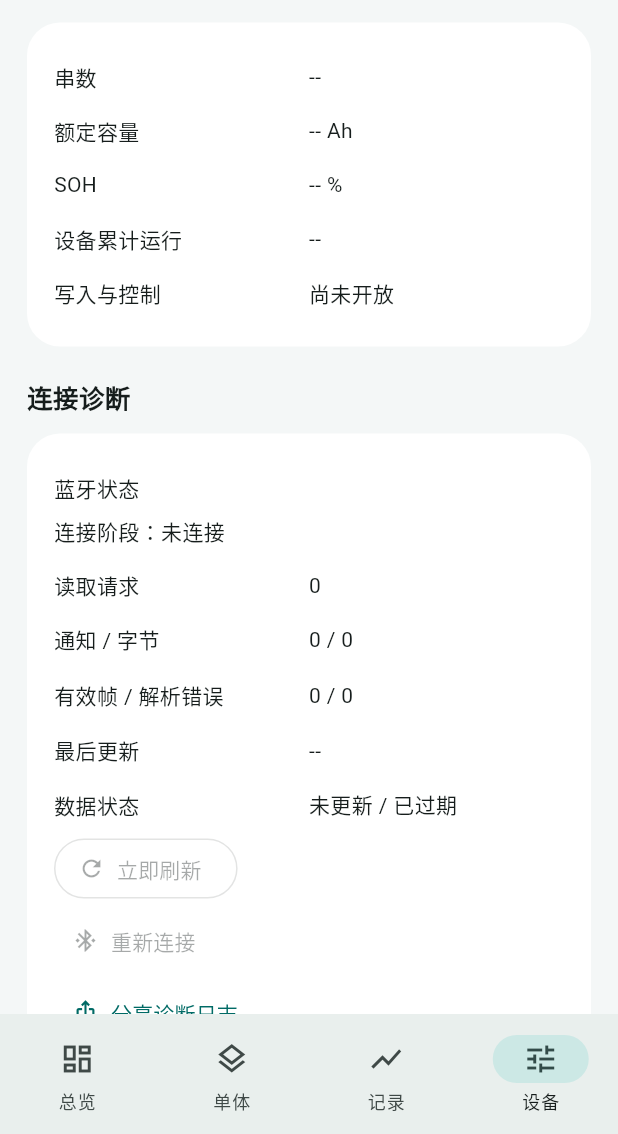
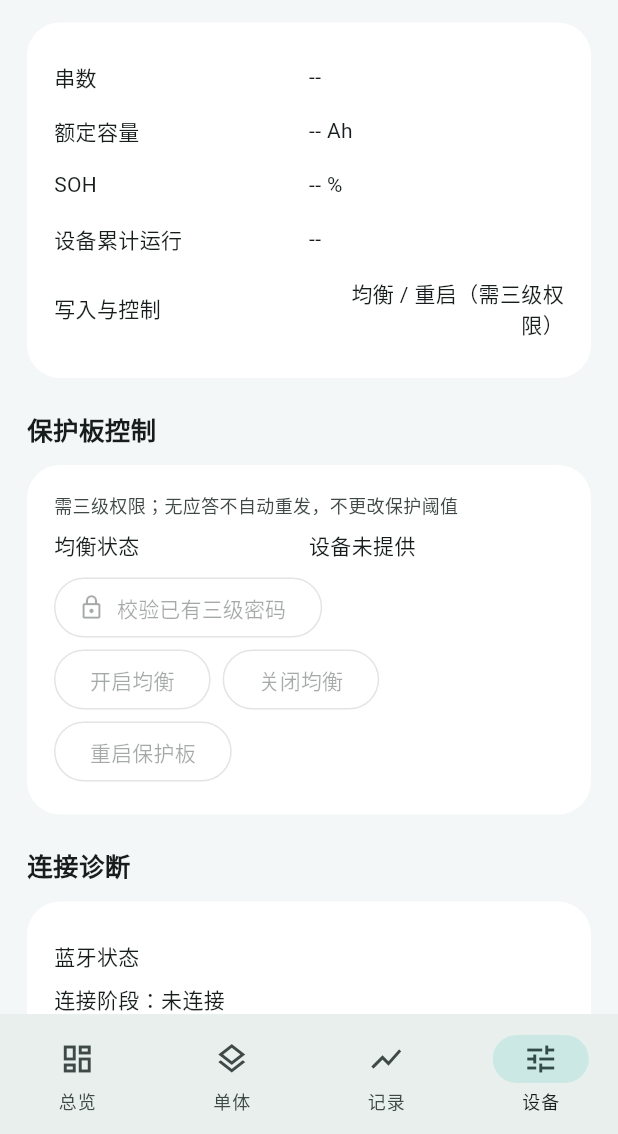
Before and after one commit to Boos4721/repo, a Flutter app: the screen it shows after launch, item 4 of the bottom bar chosen, scrolled down 576 dp, on a phone screen of 412 x 824 dp, the part 102-1236 px from its top. Run offline on Flutter 3.47's test engine with Material 3 defaults, Android fonts, the light colour scheme and no system bars; our stand-ins replace device_info_plus, geolocator, permission_handler, share_plus; missing offline and left inert: dart:ffi, flutter_reactive_ble.

Commit message:
Add Lanbao meter, gated balance/restart controls and generic simulation name (v0.5.0)

```diff
--- a/app/lib/device_profile.dart
+++ b/app/lib/device_profile.dart
@@ -64,7 +64,7 @@ String remainingTime(num? minutes) {
 String permissionText(num? level) => level == null
     ? '权限未知'
     : level >= 3
-    ? '${level.toInt()}级 · 设备允许写入，本版仅开放读取'
+    ? '${level.toInt()}级 · 可执行受限控制（需确认）'
     : level >= 2
     ? '${level.toInt()}级 · 可读取参数'
     : level >= 1
--- a/app/lib/main.dart
+++ b/app/lib/main.dart
@@ -8,6 +8,7 @@ import 'package:share_plus/share_plus.dart';
 import 'battery_controller.dart';
 import 'device_profile.dart';
 import 'gps_controller.dart';
+import 'device_protocol.dart';
 
 void main() => runApp(const AntApp());
 
@@ -62,6 +63,53 @@ class _BatteryHomeState extends State<BatteryHome> with WidgetsBindingObserver {
     if (mounted) setState(() {});
   }
 
+  Future<String?> askSecret(String title, {String initial = '', String? hint}) async {
+    var value = initial;
+    return showDialog<String>(context: context, builder: (ctx) => AlertDialog(
+      title: Text(title),
+      content: TextFormField(initialValue: initial, obscureText: true,
+        autocorrect: false, enableSuggestions: false,
+        decoration: InputDecoration(helperText: hint),
+        onChanged: (text) => value = text),
+      actions: [
+        TextButton(onPressed: () => Navigator.pop(ctx), child: const Text('取消')),
+        FilledButton(onPressed: () => Navigator.pop(ctx, value), child: const Text('确认')),
+      ]));
+  }
+
+  Future<void> authenticateBoard() async {
+    final generation = c.connectionGeneration;
+    final password = await askSecret('校验三级权限', hint: '输入已有 8 位 ASCII 密码；不保存，不尝试默认密码');
+    if (!mounted || password == null || generation != c.connectionGeneration) return;
+    try { await c.authenticate(password); }
+    catch (error) {
+      if (mounted) ScaffoldMessenger.of(context).showSnackBar(SnackBar(content: Text('$error')));
+    }
+  }
+
+  Future<void> controlBoard(int command, String label) async {
+    final generation = c.connectionGeneration;
+    if (command == 9 && (gps.speedKmh ?? 0) > 2) {
+      ScaffoldMessenger.of(context).showSnackBar(const SnackBar(content: Text('车辆移动中，禁止重启')));
+      return;
+    }
+    final confirmed = await showDialog<bool>(context: context, builder: (ctx) => AlertDialog(
+      title: Text('$label？'),
+      content: Text(command == 9
+          ? '请停车、关闭车辆动力并断开充电器。重启可能暂时中断供电、蓝牙连接和权限；电流近零不代表车辆已停稳。命令无应答也可能已执行。'
+          : '操作对象：${c.deviceName}。均衡实际运行由固件及电池条件决定；设备接受命令不代表已开始能量转移。请确认电池状况正常。'),
+      actions: [
+        TextButton(onPressed: () => Navigator.pop(ctx, false), child: const Text('取消')),
+        FilledButton(onPressed: () => Navigator.pop(ctx, true), child: const Text('确认执行')),
+      ]));
+    if (!mounted || confirmed != true || generation != c.connectionGeneration) return;
+    if (command == 9 && (gps.speedKmh ?? 0) > 2) return;
+    try { await c.control(command); }
+    catch (error) {
+      if (mounted) ScaffoldMessenger.of(context).showSnackBar(SnackBar(content: Text('$error')));
+    }
+  }
+
   @override
   void didChangeAppLifecycleState(AppLifecycleState state) {
     c.foreground(state == AppLifecycleState.resumed);
@@ -82,7 +130,7 @@ class _BatteryHomeState extends State<BatteryHome> with WidgetsBindingObserver {
 
   Map<String, dynamic>? get s => c.snapshot;
   String number(String key, int places) =>
-      s == null ? '--' : (s![key] as num).toStringAsFixed(places);
+      (s?[key] as num?)?.toStringAsFixed(places) ?? '--';
   Color get primary => Theme.of(context).colorScheme.primary;
   String get connection => switch (c.state) {
     LinkState.idle => '未连接',
@@ -158,7 +206,7 @@ class _BatteryHomeState extends State<BatteryHome> with WidgetsBindingObserver {
                   style: TextStyle(fontSize: 22, fontWeight: FontWeight.w600),
                 ),
                 const SizedBox(height: 8),
-                const Text('附近的 ANT 蓝牙设备'),
+                const Text('附近的 ANT 保护板 / 蓝宝电量计'),
                 if (c.error != null)
                   Padding(
                     padding: const EdgeInsets.symmetric(vertical: 8),
@@ -185,12 +233,22 @@ class _BatteryHomeState extends State<BatteryHome> with WidgetsBindingObserver {
                         .map(
                           (d) => ListTile(
                             title: Text(d.name),
-                            subtitle: Text('${d.id}\n信号 ${d.rssi} dBm'),
+                            subtitle: Text('${deviceFamily(d.name) == DeviceFamily.lanbao ? "蓝宝电量计" : "ANT 保护板"} · ${d.id}\n信号 ${d.rssi} dBm'),
                             isThreeLine: true,
                             trailing: const Icon(Icons.chevron_right),
-                            onTap: () {
+                            onTap: () async {
                               Navigator.pop(ctx);
-                              c.connect(d);
+                              String? code;
+                              if (deviceFamily(d.name) == DeviceFamily.lanbao) {
+                                code = await askSecret('蓝宝匹配码', initial: '666666',
+                                  hint: '6 位数字或 12 位十六进制；只在本次运行内使用');
+                                if (code == null || !mounted) return;
+                              }
+                              try {
+                                await c.connect(d, meterCode: code);
+                              } catch (error) {
+                                if (mounted) ScaffoldMessenger.of(context).showSnackBar(SnackBar(content: Text('$error')));
+                              }
                             },
                           ),
                         )
@@ -296,8 +354,8 @@ class _BatteryHomeState extends State<BatteryHome> with WidgetsBindingObserver {
         ? <num>[]
         : [
             ...List<num>.from(s!['temperatures_c']),
-            s!['mos_temperature_c'] as num,
-            s!['balance_temperature_c'] as num,
+            if (s!['mos_temperature_c'] != null) s!['mos_temperature_c'] as num,
+            if (s!['balance_temperature_c'] != null) s!['balance_temperature_c'] as num,
           ];
     final stateText = s == null
         ? '等待数据'
@@ -335,7 +393,7 @@ class _BatteryHomeState extends State<BatteryHome> with WidgetsBindingObserver {
                   ? '模拟数据'
                   : s == null
                   ? '尚无数据'
-                  : '${(s!['cells'] as List).length} 串',
+                  : c.isMeter ? '蓝宝中继 · 只读' : '${(s!['cells'] as List).length} 串',
             ),
           ],
         ),
@@ -433,11 +491,7 @@ class _BatteryHomeState extends State<BatteryHome> with WidgetsBindingObserver {
                 Text('充电 MOS ${mos('charge_mos')}'),
                 Text('放电 MOS ${mos('discharge_mos')}'),
                 Text(
-                  '均衡 ${s == null
-                      ? '--'
-                      : s!['balance_state'] == 0
-                      ? '关闭'
-                      : '状态 ${s!['balance_state']}'}',
+                  '均衡 ${balanceText(s)}',
                 ),
               ],
             ),
@@ -483,6 +537,8 @@ class _BatteryHomeState extends State<BatteryHome> with WidgetsBindingObserver {
 
   String mos(String key) => s == null
       ? '--'
+      : s![key] == null
+      ? '不支持'
       : s![key] == 1
       ? '开启'
       : s![key] == 0
@@ -520,7 +576,7 @@ class _BatteryHomeState extends State<BatteryHome> with WidgetsBindingObserver {
         ),
       ),
       const SizedBox(height: 14),
-      if (data.isEmpty) box(const Text('连接设备后显示单体电压。')),
+      if (data.isEmpty) box(Text(c.isMeter ? '蓝宝不提供逐串电压；仅显示最高、最低及压差。' : '连接设备后显示单体电压。')),
       GridView.builder(
         shrinkWrap: true,
         physics: const NeverScrollableScrollPhysics(),
@@ -557,7 +613,8 @@ class _BatteryHomeState extends State<BatteryHome> with WidgetsBindingObserver {
                         ),
                         Text('原始状态标志：${cell['flags']}'),
                         const SizedBox(height: 8),
-                        const Text('均衡位域需结合机型解释，本版不推测单体均衡状态。'),
+                        Text(cellBalancing(s, i) == null ? '主动均衡 / 未确认机型：不按位图推测均衡串号'
+                            : cellBalancing(s, i)! ? '该串正在均衡' : '该串未报告均衡'),
                       ],
                     ),
                   ),
@@ -870,7 +927,7 @@ class _BatteryHomeState extends State<BatteryHome> with WidgetsBindingObserver {
           ListTile(
             contentPadding: EdgeInsets.zero,
             title: const Text('通信通道'),
-            subtitle: const Text('切换后需重新连接'),
+            subtitle: Text(c.isMeter ? '蓝宝固定 FFE2 写 / FFE1 通知' : '切换后需重新连接'),
             trailing: DropdownButton<Channel>(
               value: c.channel,
               items: const [
@@ -884,7 +941,7 @@ class _BatteryHomeState extends State<BatteryHome> with WidgetsBindingObserver {
                   child: Text('备用 B'),
                 ),
               ],
-              onChanged: (v) async {
+              onChanged: c.isMeter ? null : (v) async {
                 if (v == null) return;
                 if (v != Channel.standard) {
                   final ok = await showDialog<bool>(
@@ -936,14 +993,35 @@ class _BatteryHomeState extends State<BatteryHome> with WidgetsBindingObserver {
     box(
       Column(
         children: [
-          param('串数', s == null ? '--' : '${(s!['cells'] as List).length}'),
+          param('串数', c.isMeter ? '${s?['reported_cell_count'] ?? "--"}' : s == null ? '--' : '${(s!['cells'] as List).length}'),
           param('额定容量', '${number('capacity_ah', 1)} Ah'),
           param('SOH', '${number('soh', 0)} %'),
-          param('设备累计运行', s == null ? '--' : '${s!['runtime_s']} 秒'),
-          param('写入与控制', '尚未开放'),
+          param('设备累计运行', s?['runtime_s'] == null ? '--' : '${s!['runtime_s']} 秒'),
+          param('写入与控制', c.isMeter ? '中继只读' : '均衡 / 重启（需三级权限）'),
+          if (c.isMeter) param('中继保护板名称', s?['relay_name']?.toString() ?? '--'),
+          if (c.isMeter) param('中继保护板 MAC', s?['relay_mac']?.toString() ?? '--'),
+          if (c.isMeter) param('模块固件', s?['firmware']?.toString() ?? '--'),
+          if (c.isMeter) param('模块串数', s?['reported_cell_count']?.toString() ?? '--'),
+          if (c.isMeter) muted('蓝宝字段与容量换算需真机核对；不提供 MOS、均衡或保护板控制'),
         ],
       ),
     ),
+    heading('保护板控制'),
+    box(Column(crossAxisAlignment: CrossAxisAlignment.start, children: [
+      muted(c.state == LinkState.demo ? '模拟模式不发送控制命令'
+          : c.isMeter ? '蓝宝中继不支持控制，请直连 ANT'
+          : '需三级权限；无应答不自动重发，不更改保护阈值'),
+      param('均衡状态', balanceText(s)),
+      OutlinedButton.icon(
+        onPressed: !c.isMeter && c.state == LinkState.connected && !c.stale && !c.commandBusy ? authenticateBoard : null,
+        icon: const Icon(Icons.lock_outline), label: const Text('校验已有三级密码')),
+      Wrap(spacing: 8, children: [
+        OutlinedButton(onPressed: c.canControl ? () => controlBoard(13, '开启均衡') : null, child: const Text('开启均衡')),
+        OutlinedButton(onPressed: c.canControl ? () => controlBoard(14, '关闭均衡') : null, child: const Text('关闭均衡')),
+        OutlinedButton(onPressed: c.canControl ? () => controlBoard(9, '重启保护板') : null, child: const Text('重启保护板')),
+      ]),
+      if (c.commandResult != null) Text(c.commandResult!),
+    ])),
     heading('连接诊断'),
     box(
       Column(
@@ -991,7 +1069,7 @@ class _BatteryHomeState extends State<BatteryHome> with WidgetsBindingObserver {
       ),
     ),
     heading('关于应用'),
-    box(const Text('ANT BMS · v0.4.2\n电池监控、GPS 车速与充放电记录')),
+    box(const Text('ANT BMS · v0.5.0\n电池监控、GPS 车速与充放电记录')),
   ];
   Widget param(String label, String value) => Padding(
     padding: const EdgeInsets.symmetric(vertical: 8),
--- a/app/pubspec.yaml
+++ b/app/pubspec.yaml
@@ -1,7 +1,7 @@
 name: ant_bms
 description: ANT BMS third-party Rust and Flutter client.
 publish_to: none
-version: 0.4.2+6
+version: 0.5.0+7
 environment:
   sdk: '>=3.6.0 <4.0.0'
 dependencies:
--- a/tools/profile_smoke.dart
+++ b/tools/profile_smoke.dart
@@ -35,6 +35,6 @@ void main() {
           {'cells': List.filled(21, 0), 'capacity_ah': 170}).isEmpty,
       'matching pack');
   expect(permissionText(1).contains('实时监控'), 'level1');
-  expect(permissionText(3).contains('仅开放读取'), 'write still gated');
+  expect(permissionText(3).contains('需确认'), 'control still gated');
   print('16 profile/presentation scenarios passed.');
 }
```
Also changed, not shown: app/lib/battery_controller.dart (+152 -29 lines), app/lib/device_protocol.dart (added, +135 -0 lines), tools/device_protocol_smoke.dart (added, +66 -0 lines), 3 other files.
